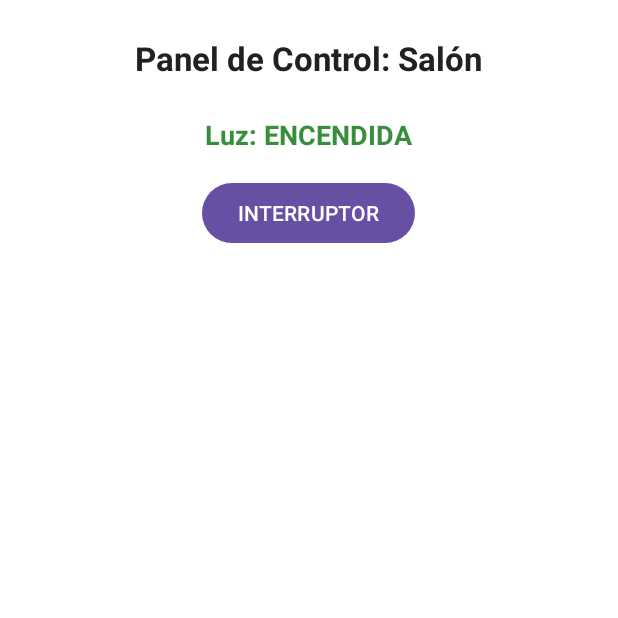
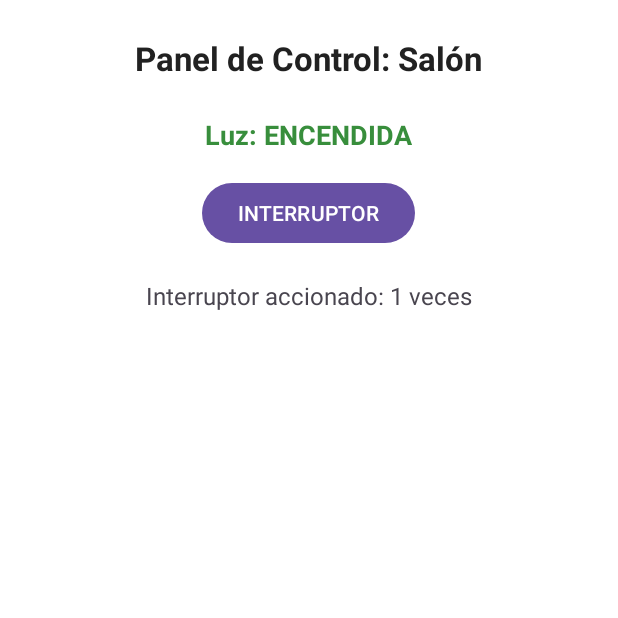
Before and after one commit to Joseba19/SmartHome-Light, an Android app: the screen it shows after launch (MainActivity), after a tap on "INTERRUPTOR", on a phone screen of 412 x 824 dp, the top half of it. Run offline under Robolectric (Android 15) with nearby library versions, the phone set to English and light mode, and no system bars.

Commit message:
feat: anadido contador de veces que se acciona la luz

```diff
--- a/app/src/main/java/com/example/smarthomelight/MainActivity.java
+++ b/app/src/main/java/com/example/smarthomelight/MainActivity.java
@@ -18,6 +18,8 @@ public class MainActivity extends AppCompatActivity {
     private boolean luzEncendida = false;
 
     // TODO RAMA feature/contador-luces: Declarar variable contador y referencia a tvContador
+    private TextView tvContador;
+    private int contadorPulsaciones = 0;
 
     // TODO RAMA feature/modo-noche: Declarar referencia a switchModoNoche
 
@@ -31,6 +33,8 @@ public class MainActivity extends AppCompatActivity {
         layoutRaiz = findViewById(R.id.layoutRaiz);
         tvEstadoLuz = findViewById(R.id.tvEstadoLuz);
         btnInterruptor = findViewById(R.id.btnInterruptor);
+        tvContador = findViewById(R.id.tvContador);
+        tvContador.setText(getString(R.string.texto_contador, contadorPulsaciones));
 
         btnInterruptor.setOnClickListener(new View.OnClickListener() {
             @Override
@@ -47,6 +51,8 @@ public class MainActivity extends AppCompatActivity {
                 }
 
                 // TODO RAMA feature/contador-luces: Incrementar contador y actualizar interfaz
+                contadorPulsaciones++;
+                tvContador.setText(getString(R.string.texto_contador, contadorPulsaciones));
             }
         });
 
--- a/app/src/main/res/layout/activity_main.xml
+++ b/app/src/main/res/layout/activity_main.xml
@@ -40,6 +40,13 @@
         Insertar aquí un TextView con id 'tvContador' para mostrar
         el total de veces que se ha pulsado el interruptor.
     -->
+    <TextView
+        android:id="@+id/tvContador"
+        android:layout_width="wrap_content"
+        android:layout_height="wrap_content"
+        android:layout_marginTop="20dp"
+        android:text="@string/texto_contador"
+        android:textSize="16sp" />
 
     <!--
         TODO RAMA feature/modo-noche:
--- a/app/src/main/res/values/strings.xml
+++ b/app/src/main/res/values/strings.xml
@@ -4,4 +4,5 @@
     <string name="estado_luz_apagada">Luz: APAGADA</string>
     <string name="estado_luz_encendida">Luz: ENCENDIDA</string>
     <string name="btn_interruptor">INTERRUPTOR</string>
+    <string name="texto_contador">Interruptor accionado: %1$d veces</string>
 </resources>
```
